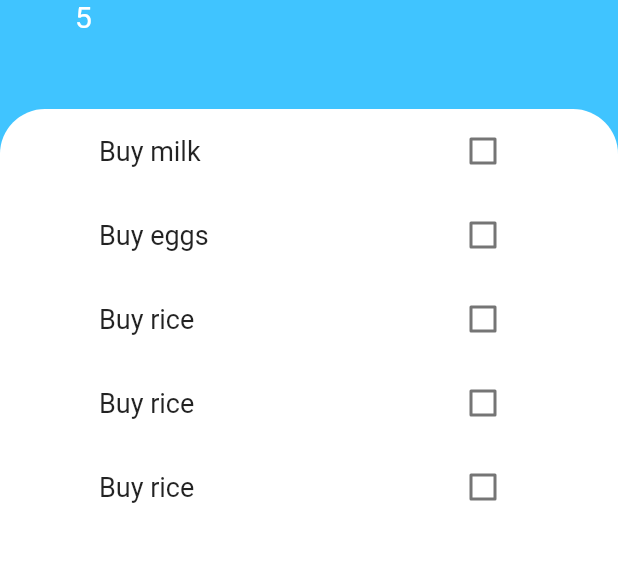
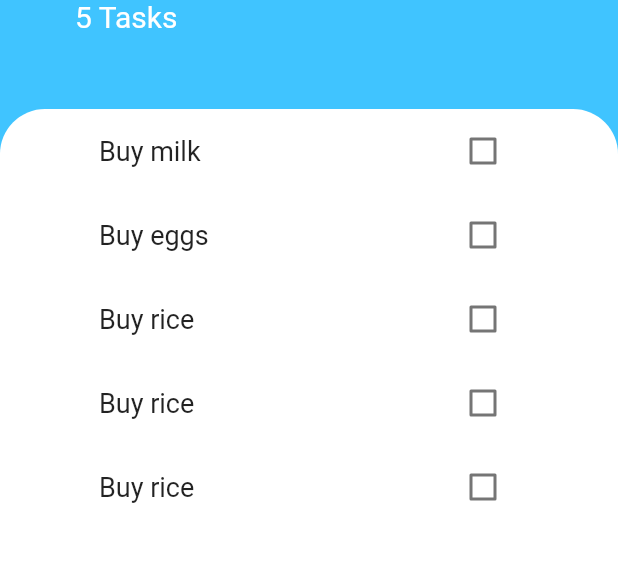
Before and after one commit to mimifi/todoey, a Flutter app: the screen it shows after launch, on a phone screen of 412 x 824 dp, the part 266-828 px from its top. Run offline on Flutter 3.47's test engine with Material 2 defaults, Android fonts, the phone set to English and light mode, and no system bars.

Commit message:
Refactoring and using Provider and Consumer to change the taskList

```diff
--- a/lib/Widgets/tasks_list.dart
+++ b/lib/Widgets/tasks_list.dart
@@ -1,26 +1,24 @@
 import 'package:flutter/material.dart';
+import 'package:provider/provider.dart';
 import 'package:todoey/Widgets/task_tile.dart';
-import 'package:todoey/models/task.dart';
+import 'package:todoey/models/task_data.dart';
 
 class TasksList extends StatelessWidget {
-  final List<Task> tasks;
-  final void Function() onChanged;
-
-  TasksList({@required this.tasks, @required this.onChanged});
-
   @override
   Widget build(BuildContext context) {
+    return Consumer<TaskData>(builder: (context, taskData, child) {
       return ListView.builder(
-        itemCount: tasks.length,
+          itemCount: taskData.countTask,
           itemBuilder: (context, index) {
             return TaskTile(
-            taskTitle: tasks[index].title,
-            isChecked: tasks[index].isChecked,
+              taskTitle: taskData.tasks[index].title,
+              isChecked: taskData.tasks[index].isChecked,
               onChanged: (bool checkboxState) {
-              tasks[index].toggleCheckbox();
-              onChanged();
+                taskData.tasks[index].toggleCheckbox();
+                // onChanged();
               },
             );
           });
+    });
   }
 }
--- a/lib/main.dart
+++ b/lib/main.dart
@@ -1,13 +1,18 @@
 import 'package:flutter/material.dart';
+import 'package:provider/provider.dart';
 import 'package:todoey/screens/tasks_screen.dart';
+
+import 'models/task_data.dart';
 
 void main() => runApp(MyApp());
 
 class MyApp extends StatelessWidget {
   @override
   Widget build(BuildContext context) {
-    return MaterialApp(
-      home: TasksScreen(),
-    );
+    return ChangeNotifierProvider<TaskData>(
+        create: (BuildContext context) => TaskData(),
+        child: MaterialApp(
+          home: TasksScreen(),
+        ));
   }
 }
--- /dev/null
+++ b/lib/models/task_data.dart
@@ -0,0 +1,16 @@
+import 'package:flutter/foundation.dart';
+import 'package:todoey/models/task.dart';
+
+class TaskData extends ChangeNotifier {
+  List<Task> tasks = [
+    Task(title: 'Buy milk'),
+    Task(title: 'Buy eggs'),
+    Task(title: 'Buy rice'),
+    Task(title: 'Buy rice'),
+    Task(title: 'Buy rice'),
+  ];
+
+  int get countTask {
+    return tasks.length;
+  }
+}
--- a/lib/screens/tasks_screen.dart
+++ b/lib/screens/tasks_screen.dart
@@ -1,22 +1,10 @@
 import 'package:flutter/material.dart';
+import 'package:provider/provider.dart';
 import 'package:todoey/Widgets/tasks_list.dart';
-import 'package:todoey/models/task.dart';
+import 'package:todoey/models/task_data.dart';
 import 'package:todoey/screens/add_task_screen.dart';
 
-class TasksScreen extends StatefulWidget {
-  @override
-  _TasksScreenState createState() => _TasksScreenState();
-}
-
-class _TasksScreenState extends State<TasksScreen> {
-  List<Task> tasks = [
-    Task(title: 'Buy milk'),
-    Task(title: 'Buy eggs'),
-    Task(title: 'Buy rice'),
-    Task(title: 'Buy rice'),
-    Task(title: 'Buy rice'),
-  ];
-
+class TasksScreen extends StatelessWidget {
   @override
   Widget build(BuildContext context) {
     return Scaffold(
@@ -25,14 +13,14 @@ class _TasksScreenState extends State<TasksScreen> {
         backgroundColor: Colors.lightBlueAccent,
         child: Icon(Icons.add),
         onPressed: () async {
-          String taskTitle = await showModalBottomSheet(
+          await showModalBottomSheet(
             context: context,
             builder: (context) => AddTaskScreen(),
           );
-          setState(() {
+/*          setState(() {
             Task task = Task(title: taskTitle);
             tasks.add(task);
-          });
+          });*/
         },
       ),
       body: Column(
@@ -63,7 +51,7 @@ class _TasksScreenState extends State<TasksScreen> {
                       fontWeight: FontWeight.w700),
                 ),
                 Text(
-                  '${tasks.length}',
+                  '${Provider.of<TaskData>(context).countTask} Tasks',
                   style: TextStyle(color: Colors.white, fontSize: 20.0),
                 ),
               ],
@@ -80,12 +68,7 @@ class _TasksScreenState extends State<TasksScreen> {
               ),
               child: Padding(
                 padding: EdgeInsets.symmetric(horizontal: 50.0),
-                child: TasksList(
-                  tasks: tasks,
-                  onChanged: () {
-                    setState(() {});
-                  },
-                ),
+                child: TasksList(),
               ),
             ),
           ),
--- a/pubspec.yaml
+++ b/pubspec.yaml
@@ -23,6 +23,7 @@ dependencies:
   # The following adds the Cupertino Icons font to your application.
   # Use with the CupertinoIcons class for iOS style icons.
   cupertino_icons: ^0.1.2
+  provider: ^4.0.2
 
 dev_dependencies:
   flutter_test:
```
Also changed, not shown: pubspec.lock. Lines whose indentation alone changed are shown as unchanged.
